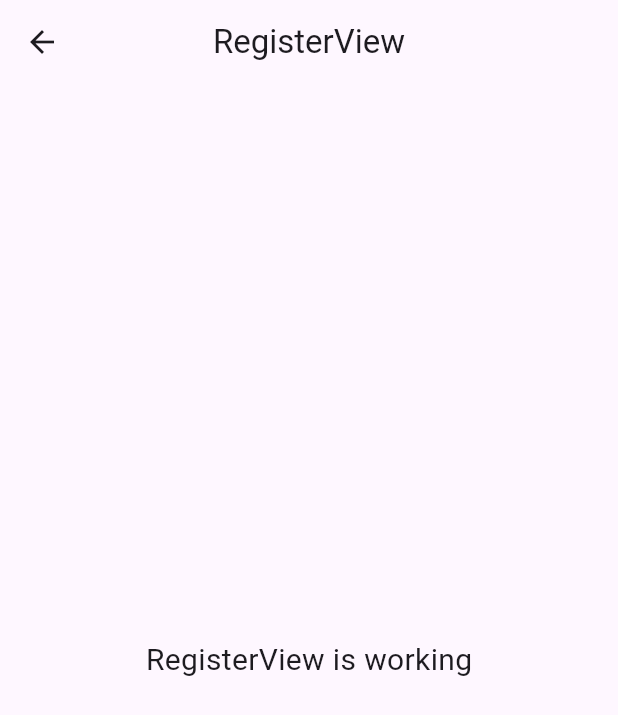
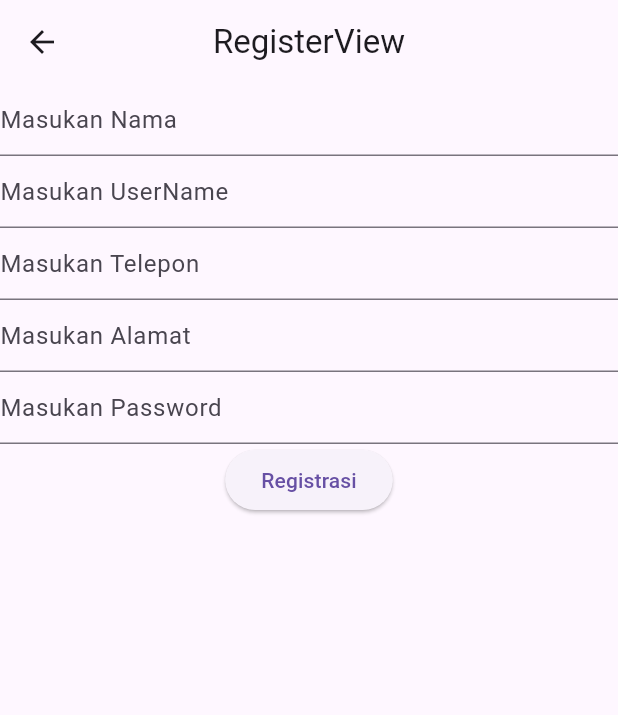
Before and after one commit to fai789/peminjam_perpustakaan_c, a Flutter app: the RegisterView screen opened by its route, on a phone screen of 412 x 824 dp. Shown: the top 715 px of the screen. Run offline on Flutter 3.47's test engine with Material 3 defaults, Android fonts, the light colour scheme and no system bars; our stand-ins replace dio, get, get_storage, pretty_dio_logger; accounts and stored records are empty.

Commit message:
Login_dan_register_sudahConectAPI

```diff
--- a/lib/app/data/provider/storage_provider.dart
+++ b/lib/app/data/provider/storage_provider.dart
@@ -24,4 +24,6 @@ class StorageProvider {
 
 class StorageKey {
   static const String status = "status";
+  static const String iduser = "iduser";
+
 }
--- a/lib/app/modules/login/controllers/login_controller.dart
+++ b/lib/app/modules/login/controllers/login_controller.dart
@@ -4,6 +4,7 @@ import 'package:flutter/cupertino.dart';
 import 'package:flutter/material.dart';
 import 'package:get/get.dart';
 import '../../../data/constan/endpoin.dart';
+import '../../../data/model/response_login.dart';
 import '../../../data/provider/api_provider.dart';
 import '../../../data/provider/storage_provider.dart';
 import '../../../routes/app_pages.dart';
@@ -50,7 +51,9 @@ class LoginController extends GetxController {
             }));
 
         if (response.statusCode == 200) {
+          final ResponseLogin responseLogin = ResponseLogin.fromJson(response.data);
           await StorageProvider.write(StorageKey.status, "logged");
+          await StorageProvider.write(StorageKey.iduser, responseLogin.data!.id!.toString());
           Get.offAllNamed(Routes.HOME);
         } else {
           Get.snackbar("Sorry", "Login Gagal", backgroundColor: Colors.orange);
--- a/lib/app/modules/register/controllers/register_controller.dart
+++ b/lib/app/modules/register/controllers/register_controller.dart
@@ -1,6 +1,21 @@
+import 'package:dio/dio.dart';
+import 'package:flutter/cupertino.dart';
+import 'package:flutter/material.dart';
 import 'package:get/get.dart';
 
+import '../../../data/constan/endpoin.dart';
+import '../../../data/provider/api_provider.dart';
+import '../../../routes/app_pages.dart';
+
 class RegisterController extends GetxController {
+  final GlobalKey<FormState> formKey = GlobalKey<FormState>();
+  final TextEditingController namaController = TextEditingController();
+  final TextEditingController usernameController = TextEditingController();
+  final TextEditingController tlpController = TextEditingController();
+  final TextEditingController alamatController = TextEditingController();
+  final TextEditingController passwordController = TextEditingController();
+  final loading = false.obs;
+
   //TODO: Implement RegisterController
 
   final count = 0.obs;
@@ -19,5 +34,42 @@ class RegisterController extends GetxController {
     super.onClose();
   }
 
-  void increment() => count.value++;
+  AddUser() async {
+    loading(true);
+    try {
+      FocusScope.of(Get.context!).unfocus();
+      formKey.currentState?.save();
+      if (formKey.currentState!.validate()) {
+        final response = await ApiProvider.instance().post(Endpoint.register,
+            data: {
+              "nama": namaController.text.toString(),
+              "username": usernameController.text.toString(),
+              "alamat": alamatController.text.toString(),
+              "telp": int.parse(tlpController.text.toString()),
+              "password": passwordController.text.toString(),
+            });
+
+        if (response.statusCode == 201) {
+          Get.back();
+          Get.snackbar("Sukses", "Input Berhasil", backgroundColor: Colors.green);
+
+        } else {
+          Get.snackbar("Sorry", "Login Gagal", backgroundColor: Colors.orange);
+        }
+      }
+      loading(false);
+    } on DioException catch (e) {
+      loading(false);
+      if (e.response != null) {
+        if (e.response?.data != null)
+          Get.snackbar("sorry", "${e.response?.data['message']}",
+              backgroundColor: Colors.orange);
+      } else {
+        Get.snackbar("sorry", e.message ?? "", backgroundColor: Colors.red);
+      }
+    } catch (e) {
+      loading(false);
+      Get.snackbar("error", e.toString(), backgroundColor: Colors.red);
+    }
+  }
 }
--- a/lib/app/modules/register/views/register_view.dart
+++ b/lib/app/modules/register/views/register_view.dart
@@ -13,11 +13,63 @@ class RegisterView extends GetView<RegisterController> {
         title: const Text('RegisterView'),
         centerTitle: true,
       ),
-      body: const Center(
-        child: Text(
-          'RegisterView is working',
-          style: TextStyle(fontSize: 20),
-        ),
+      body: Center(
+        child: Form(
+            key: controller.formKey,
+            child: Column(children: [
+              TextFormField(
+                  controller: controller.namaController,
+                  decoration: InputDecoration(hintText: "Masukan Nama"),
+                  validator: (value) {
+                    if (value!.length < 2) {
+                      return "Username tidak boleh kosong";
+                    }
+                    return null;
+                  }),
+              TextFormField(
+                  controller: controller.usernameController,
+                  decoration: InputDecoration(hintText: "Masukan UserName"),
+                  validator: (value) {
+                    if (value!.length < 2) {
+                      return "Password tidak boleh kosong";
+                    }
+                    return null;
+                  }),
+              TextFormField(
+                  controller: controller.tlpController,
+                  decoration: InputDecoration(hintText: "Masukan Telepon"),
+                  validator: (value) {
+                    if (value!.length < 2) {
+                      return "Username tidak boleh kosong";
+                    }
+                    return null;
+                  }),
+              TextFormField(
+                  controller: controller.alamatController,
+                  decoration: InputDecoration(hintText: "Masukan Alamat"),
+                  validator: (value) {
+                    if (value!.length < 2) {
+                      return "Username tidak boleh kosong";
+                    }
+                    return null;
+                  }),
+              TextFormField(
+                  controller: controller.passwordController,
+                  decoration: InputDecoration(hintText: "Masukan Password"),
+                  validator: (value) {
+                    if (value!.length < 2) {
+                      return "Username tidak boleh kosong";
+                    }
+                    return null;
+                  }),
+              Obx(() => controller.loading.value
+                  ? CircularProgressIndicator()
+                  : ElevatedButton(
+                  onPressed: () {
+                    controller.AddUser();
+                  },
+                  child: Text("Registrasi")))
+            ])),
       ),
     );
   }
```
